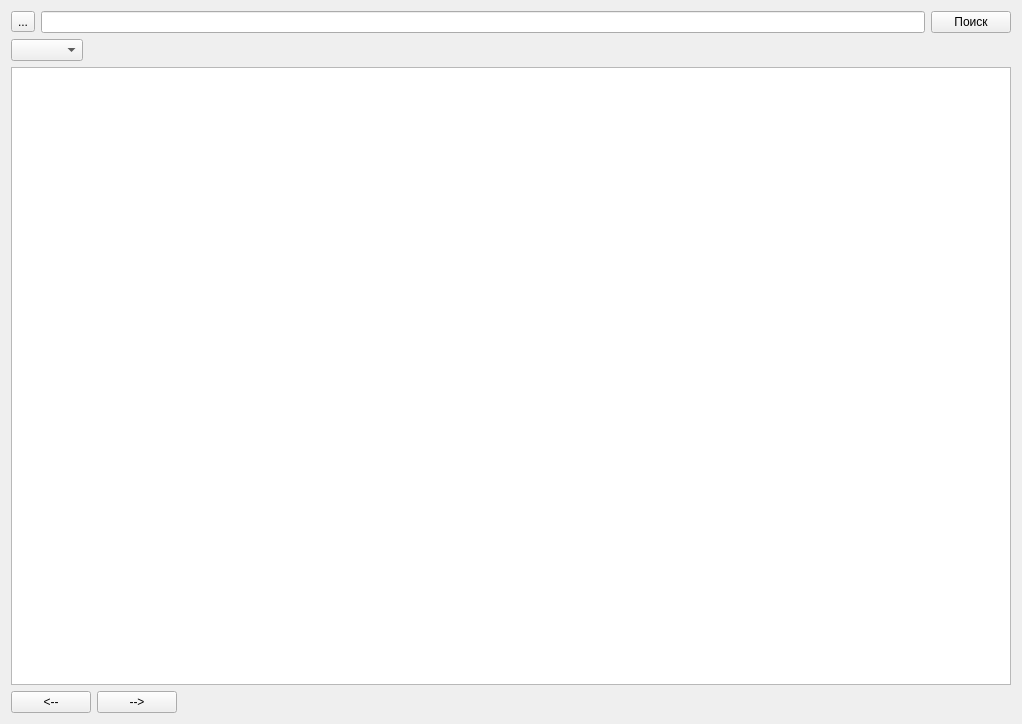
The window that qRutrGui/mainwindow.ui (LostGuard/qRutrViewer) describes before a commit, drawn with Qt 5.
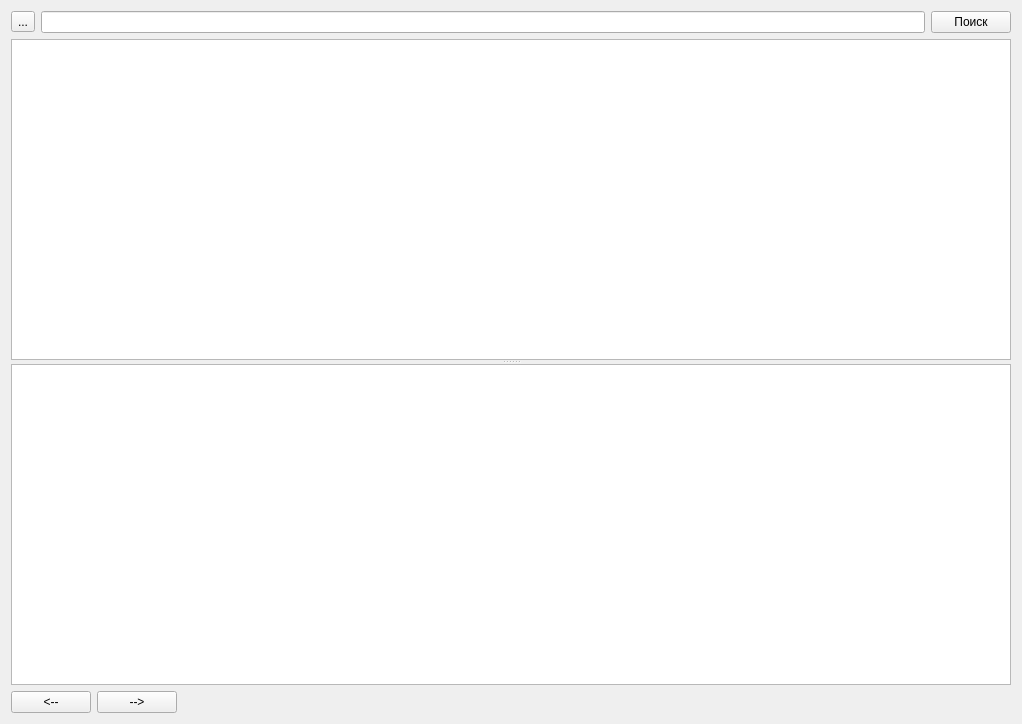
The same window after the commit.

Commit message: Добавил QListWidget вместо QListBox так как категорий много. Разрешил пустую строку в поиске.

The edit to the form file:
```diff
--- a/qRutrGui/mainwindow.ui
+++ b/qRutrGui/mainwindow.ui
@@ -37,27 +37,13 @@
      </layout>
     </item>
     <item>
-     <layout class="QHBoxLayout" name="horizontalLayout_3">
-      <item>
-       <widget class="QComboBox" name="categoryComboBox"/>
-      </item>
-      <item>
-       <spacer name="horizontalSpacer_2">
+     <widget class="QSplitter" name="splitter">
         <property name="orientation">
-         <enum>Qt::Horizontal</enum>
-        </property>
-        <property name="sizeHint" stdset="0">
-         <size>
-          <width>40</width>
-          <height>20</height>
-         </size>
-        </property>
-       </spacer>
-      </item>
-     </layout>
-    </item>
-    <item>
+       <enum>Qt::Vertical</enum>
+      </property>
+      <widget class="QListWidget" name="categoryListWidget"/>
      <widget class="QTableView" name="tableView"/>
+     </widget>
     </item>
     <item>
      <layout class="QHBoxLayout" name="horizontalLayout_2">
```
Lines whose indentation alone changed are shown as unchanged. The commit also changes 2 other files.
